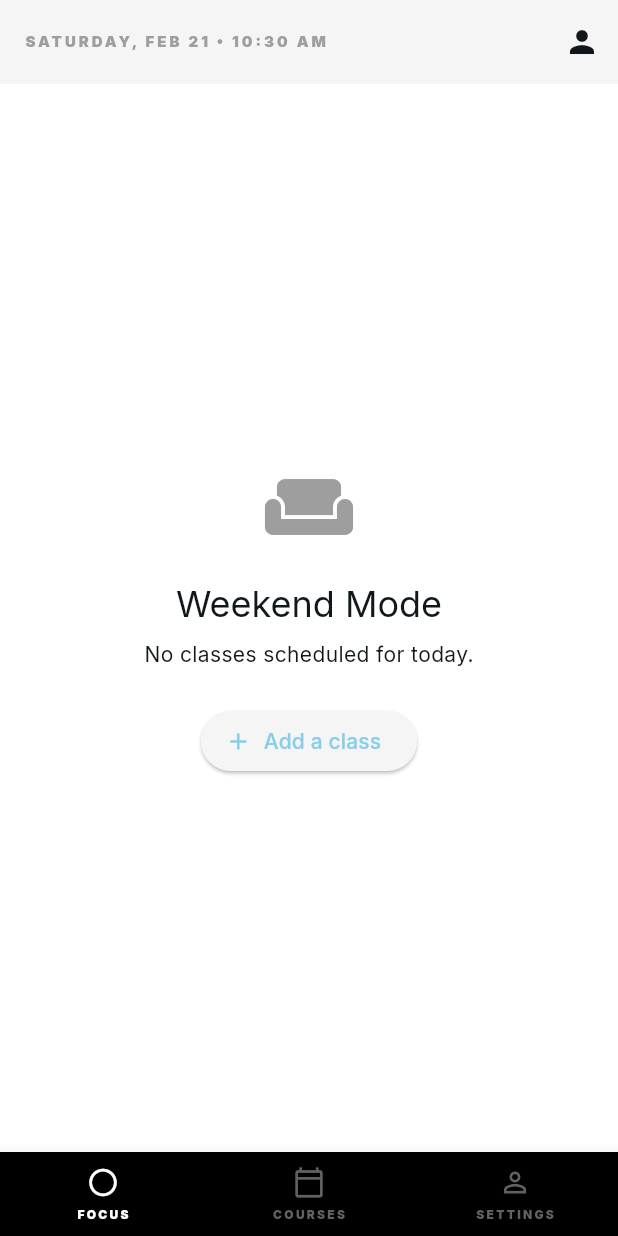
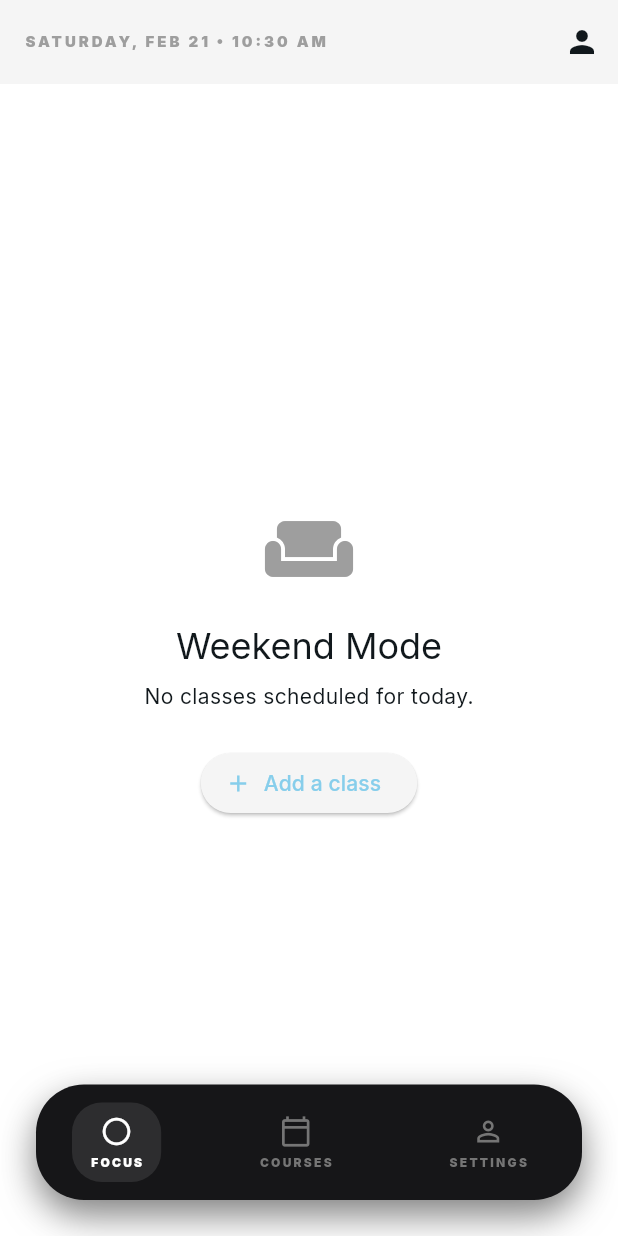
Before and after one commit to AbdurRafay2004/nextclass, a Flutter app: the screen it shows after launch, on a phone screen of 412 x 824 dp. Run offline on Flutter 3.47's test engine with Material 3 defaults, Android fonts, the phone set to English and light mode, and no system bars; our stand-ins replace flutter_riverpod, google_fonts, isar; accounts and stored records are empty; generated files the repository leaves out were written again.

Commit message:
- Fixed Android build compatibility issues and updated the navigation system with a custom floating "Dynamic Island" style `DynamicNavBar` for a smoother user experience. Adjusted scroll view padding to ensure the floating island does not clip content. - Refactored core providers to improve architectural separation of concerns, including renaming `schedule_provider` to `session_provider` and extracting real-time clock functionality into an independent provider (`time_provider.dart`). - Updated default sorting for "Class Sessions" to start with Saturday instead of Monday. Implemented custom mapping logic `(day + 1) % 7` in `sessionsByCourseProvider`. - Implemented an isolated, auto-updating real-time clock using Riverpod `StreamProvider` for accurate Dashboard time and progress bar updates. - Updated the bottom navigation bar implementation by replacing the standard `BottomNavigationBar` with a custom floating "Dynamic Island" style `DynamicNavBar`. Adjusted scroll view padding to ensure the floating island does not clip content.

```diff
--- /dev/null
+++ b/lib/core/widgets/dynamic_nav_bar.dart
@@ -0,0 +1,107 @@
+import 'package:flutter/material.dart';
+
+class DynamicNavBar extends StatelessWidget {
+  final int currentIndex;
+  final ValueChanged<int> onTap;
+
+  const DynamicNavBar({
+    super.key,
+    required this.currentIndex,
+    required this.onTap,
+  });
+
+  @override
+  Widget build(BuildContext context) {
+    return Container(
+      margin: const EdgeInsets.only(bottom: 24, left: 24, right: 24),
+      padding: const EdgeInsets.symmetric(horizontal: 24, vertical: 12),
+      decoration: BoxDecoration(
+        color: const Color(0xFF161618),
+        borderRadius: BorderRadius.circular(32),
+        boxShadow: [
+          BoxShadow(
+            color: Colors.black.withValues(alpha: 0.5),
+            blurRadius: 20,
+            offset: const Offset(0, 10),
+          ),
+        ],
+      ),
+      child: Row(
+        mainAxisAlignment: MainAxisAlignment.spaceBetween,
+        children: [
+          _NavBarItem(
+            icon: Icons.circle_outlined,
+            label: 'FOCUS',
+            isSelected: currentIndex == 0,
+            onTap: () => onTap(0),
+          ),
+          _NavBarItem(
+            icon: Icons.calendar_today_outlined,
+            label: 'COURSES',
+            isSelected: currentIndex == 1,
+            onTap: () => onTap(1),
+          ),
+          _NavBarItem(
+            icon: Icons.person_outline,
+            label: 'SETTINGS',
+            isSelected: currentIndex == 2,
+            onTap: () => onTap(2),
+          ),
+        ],
+      ),
+    );
+  }
+}
+
+class _NavBarItem extends StatelessWidget {
+  final IconData icon;
+  final String label;
+  final bool isSelected;
+  final VoidCallback onTap;
+
+  const _NavBarItem({
+    required this.icon,
+    required this.label,
+    required this.isSelected,
+    required this.onTap,
+  });
+
+  @override
+  Widget build(BuildContext context) {
+    return GestureDetector(
+      onTap: onTap,
+      behavior: HitTestBehavior.opaque,
+      child: AnimatedContainer(
+        duration: const Duration(milliseconds: 250),
+        curve: Curves.easeInOut,
+        padding: const EdgeInsets.symmetric(horizontal: 12, vertical: 8),
+        decoration: BoxDecoration(
+          color: isSelected
+              ? Colors.white.withValues(alpha: 0.1)
+              : Colors.transparent,
+          borderRadius: BorderRadius.circular(20),
+        ),
+        child: Column(
+          mainAxisSize: MainAxisSize.min,
+          children: [
+            Icon(
+              icon,
+              size: 22,
+              color: isSelected ? Colors.white : Colors.grey[600],
+            ),
+            const SizedBox(height: 4),
+            Text(
+              label,
+              style: TextStyle(
+                color: isSelected ? Colors.white : Colors.grey[600],
+                fontWeight: FontWeight.w900,
+                fontSize: 8,
+                letterSpacing: 1.5,
+              ),
+            ),
+          ],
+        ),
+      ),
+    );
+  }
+}
--- a/lib/features/course/presentation/pages/course_list_page.dart
+++ b/lib/features/course/presentation/pages/course_list_page.dart
@@ -58,7 +58,7 @@
           }
 
           return ListView.separated(
-            padding: const EdgeInsets.all(16),
+            padding: const EdgeInsets.fromLTRB(16, 16, 16, 100),
             itemCount: courses.length,
             separatorBuilder: (_, __) => const SizedBox(height: 12),
             itemBuilder: (context, index) {
--- a/lib/features/schedule/presentation/pages/dashboard_page.dart
+++ b/lib/features/schedule/presentation/pages/dashboard_page.dart
@@ -4,6 +4,7 @@
 
 import '../../../course/presentation/pages/course_add_page.dart';
 import '../../../../core/providers/time_provider.dart';
+import '../../../../core/widgets/dynamic_nav_bar.dart';
 import '../../../course/presentation/pages/course_list_page.dart';
 import '../../../settings/presentation/pages/settings_page.dart';
 import '../providers/session_provider.dart';
@@ -55,89 +56,31 @@
               ],
             )
           : null,
-      body: _currentIndex == 0
+      body: Stack(
+        children: [
+          Positioned.fill(
+            child: _currentIndex == 0
                 ? _buildDashboardBody(scheduleAsync)
                 : _currentIndex == 1
                 ? const CourseListPage()
                 : _currentIndex == 2
                 ? const SettingsPage()
                 : Center(child: Text('Index $_currentIndex')),
-      bottomNavigationBar: Theme(
-        data: Theme.of(context).copyWith(
-          splashColor: Colors.transparent,
-          highlightColor: Colors.transparent,
           ),
-        child: BottomNavigationBar(
-          backgroundColor: Colors.black,
+          Align(
+            alignment: Alignment.bottomCenter,
+            child: SafeArea(
+              child: DynamicNavBar(
                 currentIndex: _currentIndex,
                 onTap: (index) {
                   setState(() {
                     _currentIndex = index;
                   });
                 },
-          type: BottomNavigationBarType.fixed,
-          showSelectedLabels: true,
-          showUnselectedLabels: true,
-          selectedItemColor: Colors.white,
-          unselectedItemColor: Colors.grey[700],
-          selectedLabelStyle: const TextStyle(
-            fontWeight: FontWeight.w900,
-            fontSize: 8,
-            letterSpacing: 1.5,
-          ),
-          unselectedLabelStyle: const TextStyle(
-            fontWeight: FontWeight.w900,
-            fontSize: 8,
-            letterSpacing: 1.5,
-          ),
-          items: const [
-            BottomNavigationBarItem(
-              icon: Padding(
-                padding: EdgeInsets.only(bottom: 4.0),
-                child: Icon(Icons.circle_outlined, size: 22),
-              ),
-              activeIcon: Padding(
-                padding: EdgeInsets.only(bottom: 4.0),
-                child: Icon(
-                  Icons.circle_outlined,
-                  size: 22,
-                  color: Colors.white,
               ),
             ),
-              label: 'FOCUS',
-            ),
-            BottomNavigationBarItem(
-              icon: Padding(
-                padding: EdgeInsets.only(bottom: 4.0),
-                child: Icon(Icons.calendar_today_outlined, size: 22),
-              ),
-              activeIcon: Padding(
-                padding: EdgeInsets.only(bottom: 4.0),
-                child: Icon(
-                  Icons.calendar_today_outlined,
-                  size: 22,
-                  color: Colors.white,
-                ),
-              ),
-              label: 'COURSES',
-            ),
-            BottomNavigationBarItem(
-              icon: Padding(
-                padding: EdgeInsets.only(bottom: 4.0),
-                child: Icon(Icons.person_outline, size: 22),
-              ),
-              activeIcon: Padding(
-                padding: EdgeInsets.only(bottom: 4.0),
-                child: Icon(
-                  Icons.person_outline,
-                  size: 22,
-                  color: Colors.white,
-                ),
-              ),
-              label: 'SETTINGS',
           ),
         ],
-        ),
       ),
     );
   }
@@ -205,7 +148,7 @@
             ref.invalidate(dayScheduleProvider);
           },
           child: ListView(
-            padding: const EdgeInsets.all(16),
+            padding: const EdgeInsets.fromLTRB(16, 16, 16, 100),
             children: [
               if (liveItem != null) ...[
                 LiveStatusCard(item: liveItem),
--- a/lib/features/settings/presentation/pages/settings_page.dart
+++ b/lib/features/settings/presentation/pages/settings_page.dart
@@ -19,7 +19,7 @@
         ),
       ),
       body: ListView(
-        padding: const EdgeInsets.all(24),
+        padding: const EdgeInsets.fromLTRB(24, 24, 24, 100),
         children: [
           Text(
             'APPEARANCE',
@@ -35,7 +35,9 @@
               color: Theme.of(context).colorScheme.surface,
               borderRadius: BorderRadius.circular(12),
               border: Border.all(
-                color: Theme.of(context).colorScheme.outline.withValues(alpha: 0.5),
+                color: Theme.of(
+                  context,
+                ).colorScheme.outline.withValues(alpha: 0.5),
               ),
             ),
             child: Column(
@@ -110,7 +112,9 @@
               color: Theme.of(context).colorScheme.surface,
               borderRadius: BorderRadius.circular(12),
               border: Border.all(
-                color: Theme.of(context).colorScheme.outline.withValues(alpha: 0.5),
+                color: Theme.of(
+                  context,
+                ).colorScheme.outline.withValues(alpha: 0.5),
               ),
             ),
             child: Column(
@@ -185,7 +189,9 @@
               color: Theme.of(context).colorScheme.surface,
               borderRadius: BorderRadius.circular(12),
               border: Border.all(
-                color: Theme.of(context).colorScheme.outline.withValues(alpha: 0.5),
+                color: Theme.of(
+                  context,
+                ).colorScheme.outline.withValues(alpha: 0.5),
               ),
             ),
             child: Column(
```
Also changed, not shown: 1 other file. Lines whose indentation alone changed are shown as unchanged.
